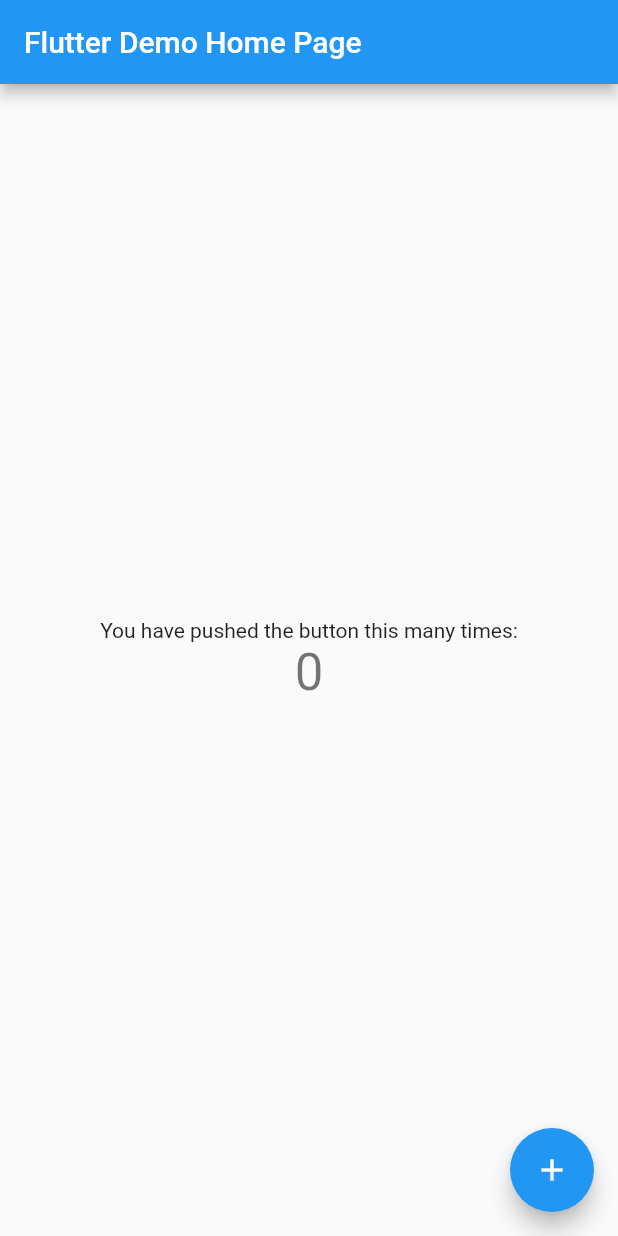
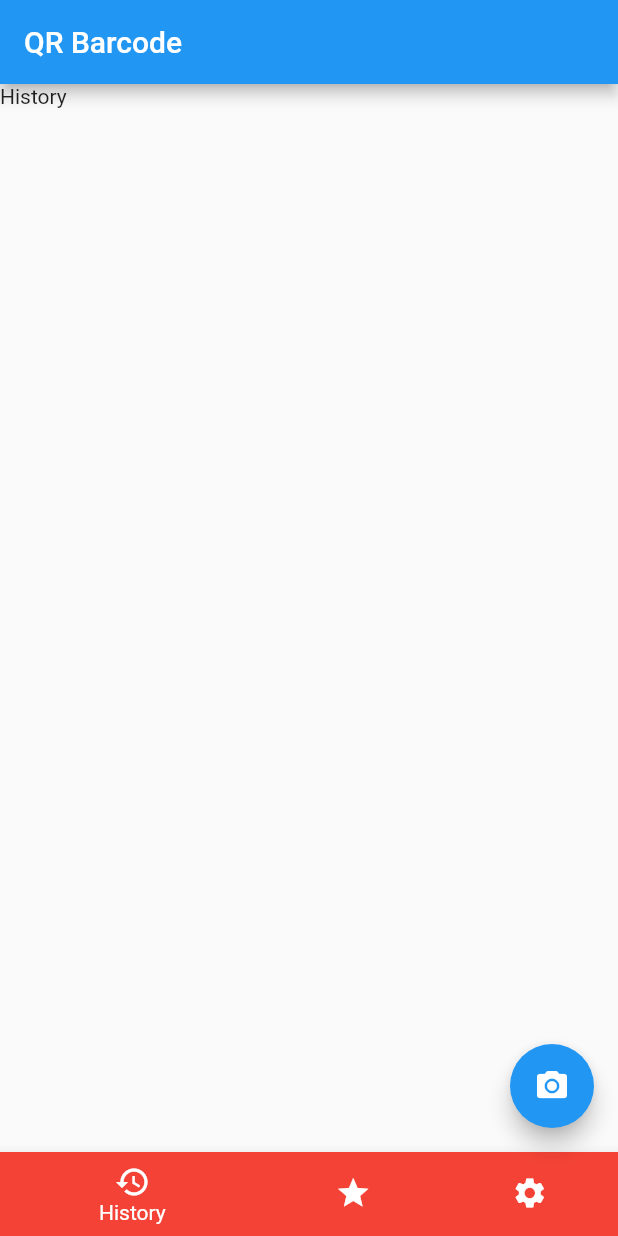
Before and after one commit to oclockvn/qr_bar_code, a Flutter app: the screen it shows after launch, on a phone screen of 412 x 824 dp. Run offline on Flutter 3.47's test engine with Material 2 defaults, Android fonts, the phone set to English and light mode, and no system bars.

Commit message:
Add main pages

```diff
--- /dev/null
+++ b/src/lib/App.dart
@@ -0,0 +1,66 @@
+import 'package:flutter/cupertino.dart';
+import 'package:flutter/material.dart';
+import 'package:qr_bar_code/pages/Favorite.dart';
+import 'package:qr_bar_code/pages/History.dart';
+import 'package:qr_bar_code/pages/Setting.dart';
+
+class App extends StatefulWidget {
+  @override
+  State<App> createState() => _AppState();
+}
+
+class _AppState extends State<App> {
+  int _selectedTabIndex = 0;
+
+  _selectedTabChanged(int index) {
+    setState(() {
+      _selectedTabIndex = index;
+    });
+  }
+
+  @override
+  Widget build(BuildContext context) {
+    return MaterialApp(
+      title: 'QR BarCode',
+      theme: ThemeData(
+        primarySwatch: Colors.blue,
+      ),
+      home: Scaffold(
+        appBar: AppBar(
+          title: Text('QR Barcode'),
+        ),
+        body: [
+          History(),
+          Favorite(),
+          Setting(),
+        ].elementAt(_selectedTabIndex),
+        bottomNavigationBar: BottomNavigationBar(
+          currentIndex: _selectedTabIndex,
+          type: BottomNavigationBarType.shifting,
+          items: [
+            BottomNavigationBarItem(
+              icon: Icon(Icons.history),
+              title: Text('History'),
+              backgroundColor: Colors.red,
+            ),
+            BottomNavigationBarItem(
+                icon: Icon(Icons.star),
+                title: Text('Favorite'),
+                backgroundColor: Colors.green),
+            BottomNavigationBarItem(
+              icon: Icon(Icons.settings),
+              title: Text('Settings'),
+              backgroundColor: Colors.deepPurple,
+            ),
+          ],
+          onTap: _selectedTabChanged,
+        ),
+        floatingActionButton: FloatingActionButton(
+          onPressed: () {},
+          child: Icon(Icons.photo_camera),
+        ),
+        // floatingActionButtonLocation: FloatingActionButtonLocation.centerDocked,
+      ),
+    );
+  }
+}
--- a/src/lib/main.dart
+++ b/src/lib/main.dart
@@ -1,111 +1,4 @@
 import 'package:flutter/material.dart';
+import 'package:qr_bar_code/App.dart';
 
-void main() => runApp(MyApp());
-
-class MyApp extends StatelessWidget {
-  // This widget is the root of your application.
-  @override
-  Widget build(BuildContext context) {
-    return MaterialApp(
-      title: 'Flutter Demo',
-      theme: ThemeData(
-        // This is the theme of your application.
-        //
-        // Try running your application with "flutter run". You'll see the
-        // application has a blue toolbar. Then, without quitting the app, try
-        // changing the primarySwatch below to Colors.green and then invoke
-        // "hot reload" (press "r" in the console where you ran "flutter run",
-        // or simply save your changes to "hot reload" in a Flutter IDE).
-        // Notice that the counter didn't reset back to zero; the application
-        // is not restarted.
-        primarySwatch: Colors.blue,
-      ),
-      home: MyHomePage(title: 'Flutter Demo Home Page'),
-    );
-  }
-}
-
-class MyHomePage extends StatefulWidget {
-  MyHomePage({Key key, this.title}) : super(key: key);
-
-  // This widget is the home page of your application. It is stateful, meaning
-  // that it has a State object (defined below) that contains fields that affect
-  // how it looks.
-
-  // This class is the configuration for the state. It holds the values (in this
-  // case the title) provided by the parent (in this case the App widget) and
-  // used by the build method of the State. Fields in a Widget subclass are
-  // always marked "final".
-
-  final String title;
-
-  @override
-  _MyHomePageState createState() => _MyHomePageState();
-}
-
-class _MyHomePageState extends State<MyHomePage> {
-  int _counter = 0;
-
-  void _incrementCounter() {
-    setState(() {
-      // This call to setState tells the Flutter framework that something has
-      // changed in this State, which causes it to rerun the build method below
-      // so that the display can reflect the updated values. If we changed
-      // _counter without calling setState(), then the build method would not be
-      // called again, and so nothing would appear to happen.
-      _counter++;
-    });
-  }
-
-  @override
-  Widget build(BuildContext context) {
-    // This method is rerun every time setState is called, for instance as done
-    // by the _incrementCounter method above.
-    //
-    // The Flutter framework has been optimized to make rerunning build methods
-    // fast, so that you can just rebuild anything that needs updating rather
-    // than having to individually change instances of widgets.
-    return Scaffold(
-      appBar: AppBar(
-        // Here we take the value from the MyHomePage object that was created by
-        // the App.build method, and use it to set our appbar title.
-        title: Text(widget.title),
-      ),
-      body: Center(
-        // Center is a layout widget. It takes a single child and positions it
-        // in the middle of the parent.
-        child: Column(
-          // Column is also layout widget. It takes a list of children and
-          // arranges them vertically. By default, it sizes itself to fit its
-          // children horizontally, and tries to be as tall as its parent.
-          //
-          // Invoke "debug painting" (press "p" in the console, choose the
-          // "Toggle Debug Paint" action from the Flutter Inspector in Android
-          // Studio, or the "Toggle Debug Paint" command in Visual Studio Code)
-          // to see the wireframe for each widget.
-          //
-          // Column has various properties to control how it sizes itself and
-          // how it positions its children. Here we use mainAxisAlignment to
-          // center the children vertically; the main axis here is the vertical
-          // axis because Columns are vertical (the cross axis would be
-          // horizontal).
-          mainAxisAlignment: MainAxisAlignment.center,
-          children: <Widget>[
-            Text(
-              'You have pushed the button this many times:',
-            ),
-            Text(
-              '$_counter',
-              style: Theme.of(context).textTheme.display1,
-            ),
-          ],
-        ),
-      ),
-      floatingActionButton: FloatingActionButton(
-        onPressed: _incrementCounter,
-        tooltip: 'Increment',
-        child: Icon(Icons.add),
-      ), // This trailing comma makes auto-formatting nicer for build methods.
-    );
-  }
-}
+void main() => runApp(App());
--- /dev/null
+++ b/src/lib/pages/Favorite.dart
@@ -0,0 +1,10 @@
+import 'package:flutter/material.dart';
+
+class Favorite extends StatelessWidget {
+  @override
+  Widget build(BuildContext context) {
+    return Container(
+      child: Text('Favorite')
+    );
+  }
+}
--- /dev/null
+++ b/src/lib/pages/History.dart
@@ -0,0 +1,8 @@
+import 'package:flutter/material.dart';
+
+class History extends StatelessWidget {
+  @override
+  Widget build(BuildContext context) {
+    return Text('History');
+  }
+}
--- /dev/null
+++ b/src/lib/pages/Setting.dart
@@ -0,0 +1,10 @@
+import 'package:flutter/material.dart';
+
+class Setting extends StatelessWidget {
+  @override
+  Widget build(BuildContext context) {
+    return Container(
+      child: Text('Setting')
+    );
+  }
+}
```
